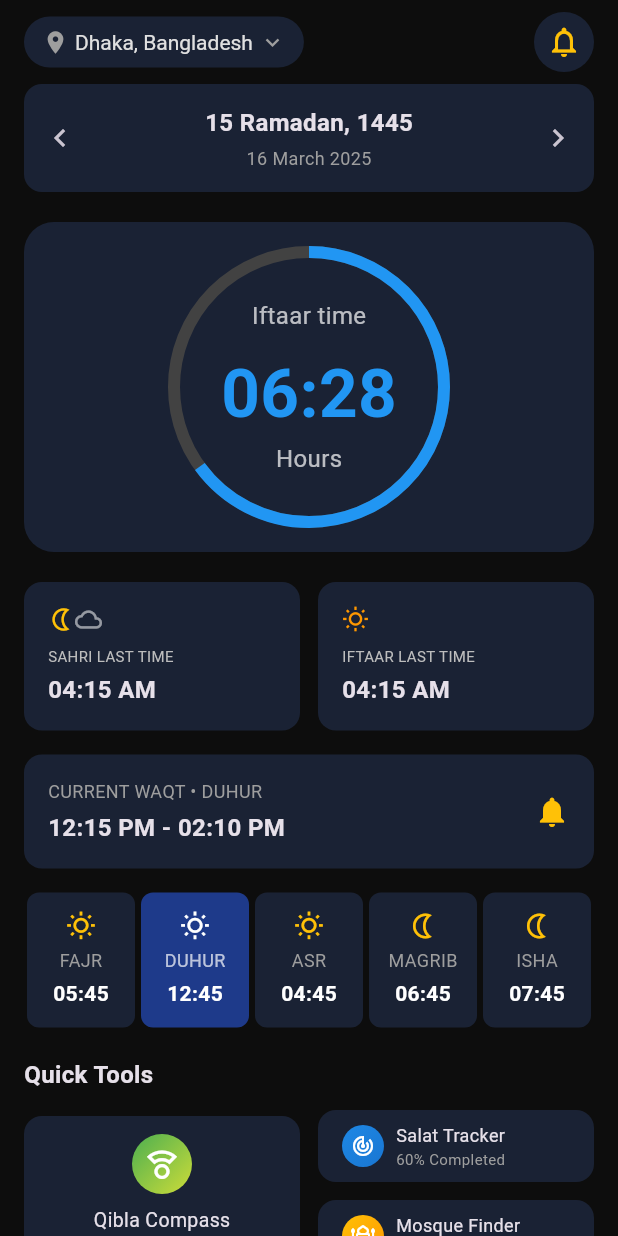
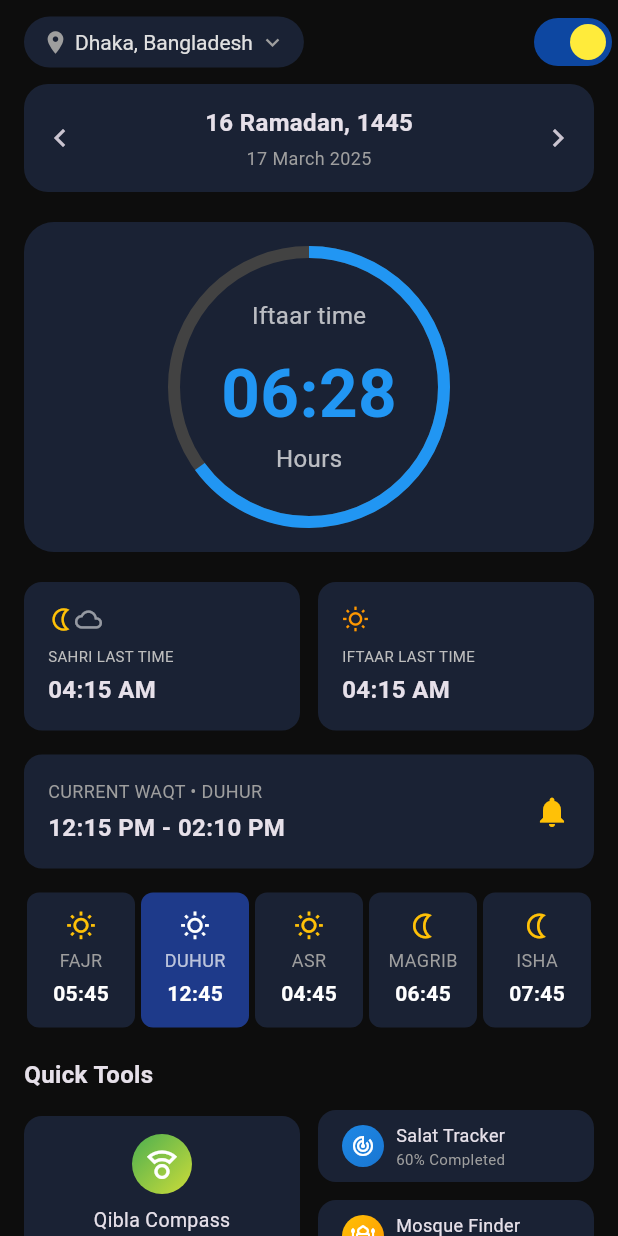
Before and after one commit to Ird-Irfan/salat_waqt, a Flutter app: the screen it shows after launch, after a tap on the "chevron right" icon, on a phone screen of 412 x 824 dp. Run offline on Flutter 3.47's test engine with Material 3 defaults, Android fonts, the phone set to English and light mode, and no system bars; our stand-ins replace equatable, fpdart, get, responsive_sizer.

Commit message:
Refactor home page components into separate files and add custom switch widget

```diff
--- a/lib/presentation/home/ui/appber/appber_section.dart
+++ b/lib/presentation/home/ui/appber/appber_section.dart
@@ -1,4 +1,5 @@
 import 'package:flutter/material.dart';
+import 'package:salat_waqt/presentation/home/ui/appber/custom_switch.dart';
 
 class AppBarSection extends StatelessWidget implements PreferredSizeWidget {
   const AppBarSection({super.key});
@@ -24,27 +25,13 @@ class AppBarSection extends StatelessWidget implements PreferredSizeWidget {
               style: TextStyle(fontSize: 14, color: Colors.grey.shade300),
             ),
             const SizedBox(width: 4),
-            const Icon(
-              Icons.keyboard_arrow_down,
-              size: 18,
-              color: Colors.grey,
-            ),
+            const Icon(Icons.keyboard_arrow_down, size: 18, color: Colors.grey),
           ],
         ),
       ),
       actions: [
-        Container(
-          margin: const EdgeInsets.only(right: 16),
-          padding: const EdgeInsets.all(8),
-          decoration: BoxDecoration(
-            color: const Color(0xFF1A2234),
-            shape: BoxShape.circle,
-          ),
-          child: const Icon(
-            Icons.notifications_none_outlined,
-            color: Colors.amber,
-          ),
-        ),
+        // Switch(value: true, onChanged: (value) {}),
+        CustomSwitch(),
       ],
     );
   }
--- /dev/null
+++ b/lib/presentation/home/ui/appber/custom_switch.dart
@@ -0,0 +1,29 @@
+import 'package:flutter/material.dart';
+
+class CustomSwitch extends StatefulWidget {
+  const CustomSwitch({super.key});
+
+  @override
+  _CustomSwitchState createState() => _CustomSwitchState();
+}
+
+class _CustomSwitchState extends State<CustomSwitch> {
+  bool _switchValue = true; // Start with the switch in the "on" position (yellow knob to the right)
+
+  @override
+  Widget build(BuildContext context) {
+    return Switch(
+      value: _switchValue,
+      onChanged: (value) {
+        setState(() {
+          _switchValue = value;
+        });
+      },
+      materialTapTargetSize: MaterialTapTargetSize.padded, // Adjusts the tap area
+      activeColor: Colors.yellow, // Yellow knob when on
+      inactiveThumbColor: Colors.grey, // Grey knob when off (if needed)
+      activeTrackColor: Colors.blue[900]!, // Dark blue track when on
+      inactiveTrackColor: Colors.blue[900]!, // Dark blue track when off
+    );
+  }
+}
--- /dev/null
+++ b/lib/presentation/home/ui/date_display/date_display.dart
@@ -0,0 +1,69 @@
+import 'package:flutter/material.dart';
+import 'package:responsive_sizer/responsive_sizer.dart';
+import 'package:salat_waqt/presentation/home/ui/date_display/model.dart';
+
+class DateDisplay extends StatefulWidget {
+  const DateDisplay({super.key});
+
+  @override
+  State<DateDisplay> createState() => _DateDisplayState();
+}
+
+class _DateDisplayState extends State<DateDisplay> {
+  int currentIndex = 0;
+  final dates = DateModel.getDates();
+
+  void _onPrevious() {
+    if (currentIndex > 0) {
+      setState(() {
+        currentIndex--;
+      });
+    }
+  }
+
+  void _onNext() {
+    if (currentIndex < dates.length - 1) {
+      setState(() {
+        currentIndex++;
+      });
+    }
+  }
+
+  @override
+  Widget build(BuildContext context) {
+    return Container(
+      width: double.infinity,
+      padding: const EdgeInsets.symmetric(vertical: 12),
+      decoration: BoxDecoration(
+        color: const Color(0xFF1A2234),
+        borderRadius: BorderRadius.circular(16.px),
+      ),
+      child: Row(
+        mainAxisAlignment: MainAxisAlignment.spaceBetween,
+        children: [
+          IconButton(
+            icon: const Icon(Icons.chevron_left),
+            onPressed: _onPrevious,
+          ),
+          Column(
+            children: [
+              Text(
+                dates[currentIndex].arabicDate,
+                style: const TextStyle(
+                  fontSize: 16,
+                  fontWeight: FontWeight.bold,
+                ),
+              ),
+              const SizedBox(height: 4),
+              Text(
+                dates[currentIndex].englishDate,
+                style: const TextStyle(fontSize: 12, color: Colors.grey),
+              ),
+            ],
+          ),
+          IconButton(icon: const Icon(Icons.chevron_right), onPressed: _onNext),
+        ],
+      ),
+    );
+  }
+}
--- /dev/null
+++ b/lib/presentation/home/ui/date_display/model.dart
@@ -0,0 +1,21 @@
+class DateModel {
+  final String arabicDate;
+  final String englishDate;
+
+  DateModel({required this.arabicDate, required this.englishDate});
+
+  static List<DateModel> getDates() {
+    return [
+      DateModel(arabicDate: '15 Ramadan, 1445', englishDate: '16 March 2025'),
+      DateModel(arabicDate: '16 Ramadan, 1445', englishDate: '17 March 2025'),
+      DateModel(arabicDate: '17 Ramadan, 1445', englishDate: '18 March 2025'),
+      DateModel(arabicDate: '18 Ramadan, 1445', englishDate: '19 March 2025'),
+      DateModel(arabicDate: '19 Ramadan, 1445', englishDate: '20 March 2025'),
+      DateModel(arabicDate: '20 Ramadan, 1445', englishDate: '21 March 2025'),
+      DateModel(arabicDate: '21 Ramadan, 1445', englishDate: '22 March 2025'),
+      DateModel(arabicDate: '22 Ramadan, 1445', englishDate: '23 March 2025'),
+      DateModel(arabicDate: '23 Ramadan, 1445', englishDate: '24 March 2025'),
+      DateModel(arabicDate: '24 Ramadan, 1445', englishDate: '25 March 2025'),
+    ];
+  }
+}
--- a/lib/presentation/home/ui/home_page.dart
+++ b/lib/presentation/home/ui/home_page.dart
@@ -1,5 +1,7 @@
 import 'package:flutter/material.dart';
 import 'package:salat_waqt/presentation/home/ui/appber/appber_section.dart';
+import 'package:salat_waqt/presentation/home/ui/date_display/date_display.dart';
+import 'package:salat_waqt/presentation/home/ui/iftaar_timer/iftaar_time_counter.dart';
 
 class HomePage extends StatelessWidget {
   const HomePage({super.key});
@@ -46,97 +48,6 @@ class HomePage extends StatelessWidget {
             ),
           ),
         ),
-      ),
-    );
-  }
-}
-
-class DateDisplay extends StatelessWidget {
-  const DateDisplay({Key? key}) : super(key: key);
-
-  @override
-  Widget build(BuildContext context) {
-    return Container(
-      width: double.infinity,
-      padding: const EdgeInsets.symmetric(vertical: 12),
-      decoration: BoxDecoration(
-        color: const Color(0xFF1A2234),
-        borderRadius: BorderRadius.circular(12),
-      ),
-      child: Row(
-        mainAxisAlignment: MainAxisAlignment.spaceBetween,
-        children: [
-          IconButton(icon: const Icon(Icons.chevron_left), onPressed: () {}),
-          Column(
-            children: const [
-              Text(
-                '15 Ramadan, 1445',
-                style: TextStyle(fontSize: 16, fontWeight: FontWeight.bold),
-              ),
-              SizedBox(height: 4),
-              Text(
-                '16 March 2025',
-                style: TextStyle(fontSize: 12, color: Colors.grey),
-              ),
-            ],
-          ),
-          IconButton(icon: const Icon(Icons.chevron_right), onPressed: () {}),
-        ],
-      ),
-    );
-  }
-}
-
-class IftarTimeCounter extends StatelessWidget {
-  const IftarTimeCounter({Key? key}) : super(key: key);
-
-  @override
-  Widget build(BuildContext context) {
-    return Container(
-      height: 220,
-      width: double.infinity,
-      decoration: BoxDecoration(
-        color: const Color(0xFF1A2234),
-        borderRadius: BorderRadius.circular(20),
-      ),
-      child: Stack(
-        alignment: Alignment.center,
-        children: [
-          SizedBox(
-            height: 180,
-            width: 180,
-            child: CircularProgressIndicator(
-              value: 0.65,
-              strokeWidth: 8,
-              backgroundColor: Colors.grey.shade800,
-              valueColor: const AlwaysStoppedAnimation<Color>(
-                Color(0xFF2196F3),
-              ),
-            ),
-          ),
-          Column(
-            mainAxisAlignment: MainAxisAlignment.center,
-            children: const [
-              Text(
-                'Iftaar time',
-                style: TextStyle(fontSize: 16, color: Colors.white70),
-              ),
-              SizedBox(height: 8),
-              Text(
-                '06:28',
-                style: TextStyle(
-                  fontSize: 45,
-                  fontWeight: FontWeight.bold,
-                  color: Color(0xFF2196F3),
-                ),
-              ),
-              Text(
-                'Hours',
-                style: TextStyle(fontSize: 16, color: Colors.white70),
-              ),
-            ],
-          ),
-        ],
       ),
     );
   }
--- /dev/null
+++ b/lib/presentation/home/ui/iftaar_timer/iftaar_time_counter.dart
@@ -0,0 +1,56 @@
+import 'package:flutter/material.dart';
+
+class IftarTimeCounter extends StatelessWidget {
+  const IftarTimeCounter({super.key});
+
+  @override
+  Widget build(BuildContext context) {
+    return Container(
+      height: 220,
+      width: double.infinity,
+      decoration: BoxDecoration(
+        color: const Color(0xFF1A2234),
+        borderRadius: BorderRadius.circular(20),
+      ),
+      child: Stack(
+        alignment: Alignment.center,
+        children: [
+          SizedBox(
+            height: 180,
+            width: 180,
+            child: CircularProgressIndicator(
+              value: 0.65,
+              strokeWidth: 8,
+              backgroundColor: Colors.grey.shade800,
+              valueColor: const AlwaysStoppedAnimation<Color>(
+                Color(0xFF2196F3),
+              ),
+            ),
+          ),
+          Column(
+            mainAxisAlignment: MainAxisAlignment.center,
+            children: const [
+              Text(
+                'Iftaar time',
+                style: TextStyle(fontSize: 16, color: Colors.white70),
+              ),
+              SizedBox(height: 8),
+              Text(
+                '06:28',
+                style: TextStyle(
+                  fontSize: 45,
+                  fontWeight: FontWeight.bold,
+                  color: Color(0xFF2196F3),
+                ),
+              ),
+              Text(
+                'Hours',
+                style: TextStyle(fontSize: 16, color: Colors.white70),
+              ),
+            ],
+          ),
+        ],
+      ),
+    );
+  }
+}
```
